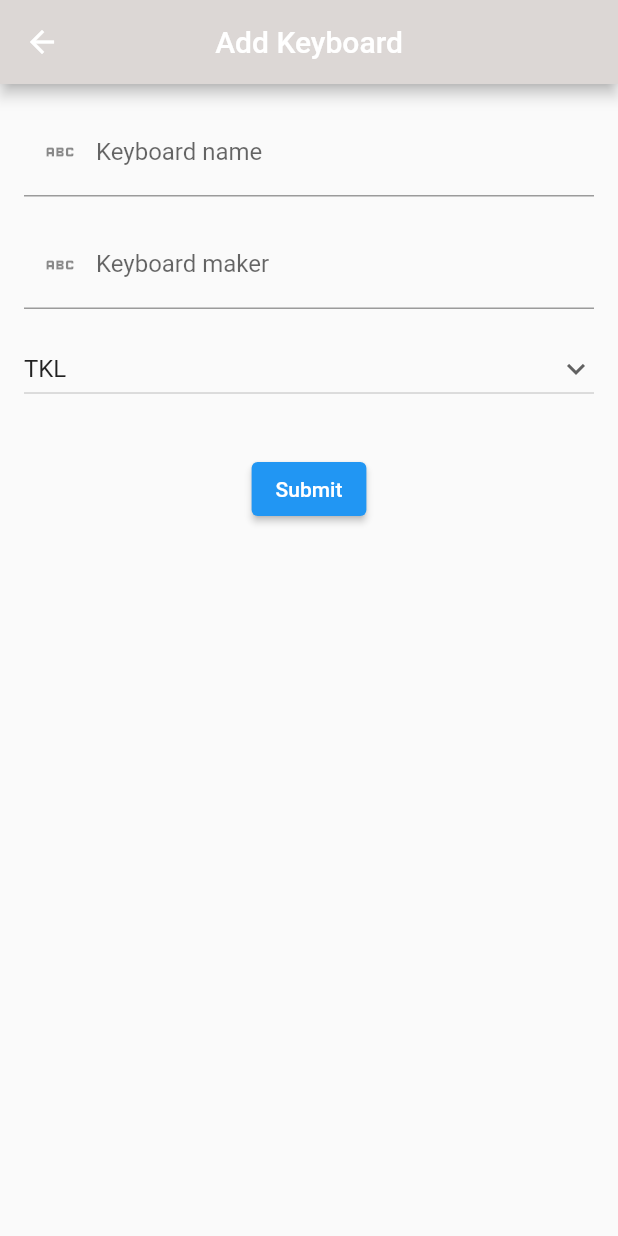
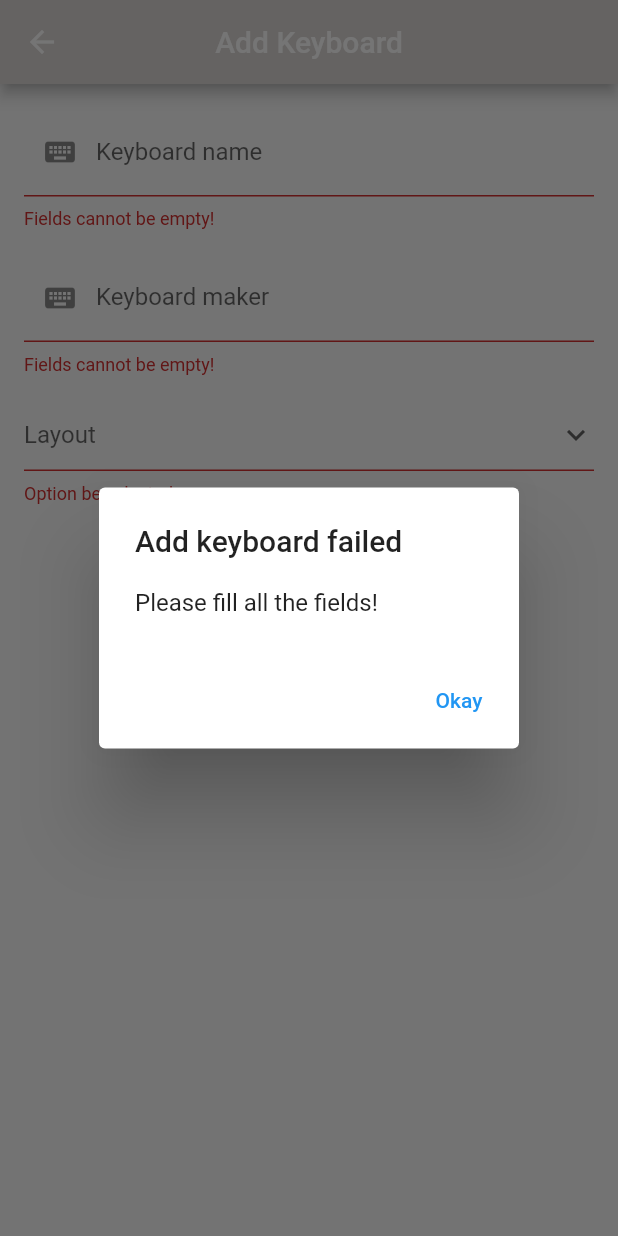
Before and after one commit to 3instein/depd_assignment, a Flutter app: the AddKeyboardPage screen opened by its route, after a tap on "Submit", on a phone screen of 412 x 824 dp. Run offline on Flutter 3.47's test engine with Material 2 defaults, Android fonts, the phone set to English and light mode, and no system bars.

```diff
--- a/lib/views/add_keyboard.dart
+++ b/lib/views/add_keyboard.dart
@@ -1,3 +1,4 @@
+import 'package:depd_mission1/views/detail_keyboard.dart';
 import 'package:flutter/material.dart';
 
 class AddKeyboardPage extends StatefulWidget {
@@ -8,8 +9,8 @@ class AddKeyboardPage extends StatefulWidget {
 }
 
 class _AddKeyboardPageState extends State<AddKeyboardPage> {
-  var layout = ['TKL', '75', '65', '60'];
-  String dropdownValue = 'TKL';
+  var layout = ['TKL', '75%', '65%', '60%'];
+  String? _dropdownValue = null;
 
   @override
   void initState() {
@@ -45,7 +46,7 @@ class _AddKeyboardPageState extends State<AddKeyboardPage> {
                 keyboardType: TextInputType.name,
                 decoration: const InputDecoration(
                   labelText: "Keyboard name",
-                  prefixIcon: Icon(Icons.abc),
+                  prefixIcon: Icon(Icons.keyboard),
                 ),
                 autovalidateMode: AutovalidateMode.onUserInteraction,
                 validator: (value) {
@@ -60,7 +61,7 @@ class _AddKeyboardPageState extends State<AddKeyboardPage> {
                 keyboardType: TextInputType.name,
                 decoration: const InputDecoration(
                   labelText: "Keyboard maker",
-                  prefixIcon: Icon(Icons.abc),
+                  prefixIcon: Icon(Icons.keyboard),
                 ),
                 autovalidateMode: AutovalidateMode.onUserInteraction,
                 validator: (value) {
@@ -70,23 +71,73 @@ class _AddKeyboardPageState extends State<AddKeyboardPage> {
                 },
               ),
               const SizedBox(height: 16),
-              DropdownButton(
+              DropdownButtonFormField(
                   isExpanded: true,
+                  hint: const Text("Layout"),
                   icon: const Icon(Icons.keyboard_arrow_down),
-                  value: dropdownValue,
+                  value: _dropdownValue,
                   items: layout.map((String items) {
                     return DropdownMenuItem(
                       value: items,
                       child: Text(items),
                     );
                   }).toList(),
+                  validator: (value) {
+                    return value == null ? 'Option be selected' : null;
+                  },
                   onChanged: (String? value) {
                     setState(() {
-                      dropdownValue = value!;
+                      _dropdownValue = value!;
                     });
                   }),
               const SizedBox(height: 32),
-              ElevatedButton(onPressed: () {}, child: const Text("Submit"))
+              ElevatedButton(
+                  onPressed: () {
+                    if (_loginKey.currentState!.validate()) {
+                      showDialog(
+                          context: context,
+                          builder: (BuildContext context) {
+                            return AlertDialog(
+                              title: const Text('Add keyboard confirmation'),
+                              content: Text(
+                                  'Keyboard name: ${ctrlName.text}\nKeyboard maker: ${ctrlMaker.text}\nKeyboard layout: ${_dropdownValue.toString()}'),
+                              actions: <Widget>[
+                                TextButton(
+                                  child: const Text('Okay'),
+                                  onPressed: () {
+                                    Navigator.pushAndRemoveUntil<dynamic>(
+                                      context,
+                                      MaterialPageRoute(
+                                          builder: (context) =>
+                                              const DetailKeyboardPage()),
+                                      (route) => false,
+                                    );
+                                  },
+                                ),
+                              ],
+                            );
+                          });
+                    } else {
+                      showDialog(
+                          context: context,
+                          builder: (BuildContext context) {
+                            return AlertDialog(
+                              title: const Text('Add keyboard failed'),
+                              content:
+                                  const Text("Please fill all the fields!"),
+                              actions: <Widget>[
+                                TextButton(
+                                  child: const Text('Okay'),
+                                  onPressed: () {
+                                    Navigator.of(context).pop();
+                                  },
+                                ),
+                              ],
+                            );
+                          });
+                    }
+                  },
+                  child: const Text("Submit"))
             ],
           ),
         ),
```
